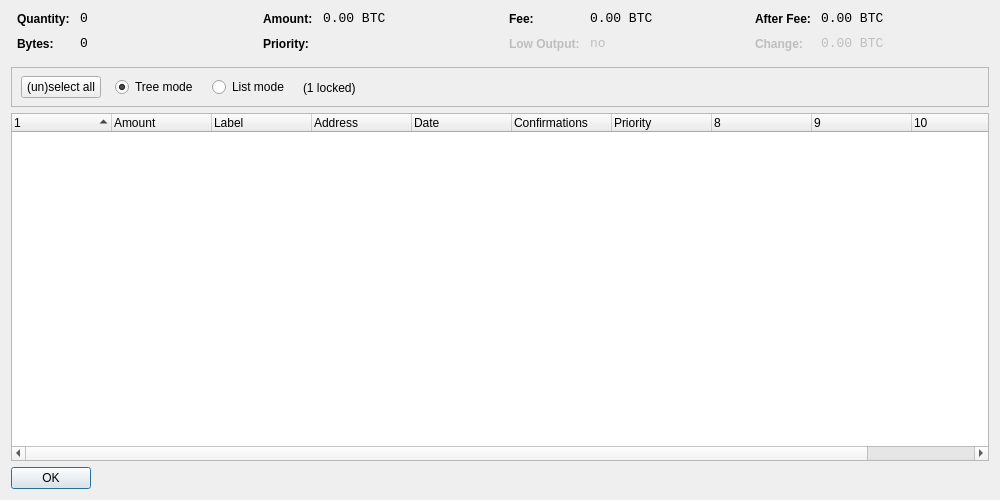
midnight-miner/AmsterdamCoin, file src/qt/forms/coincontroldialog.ui: the form before one commit.
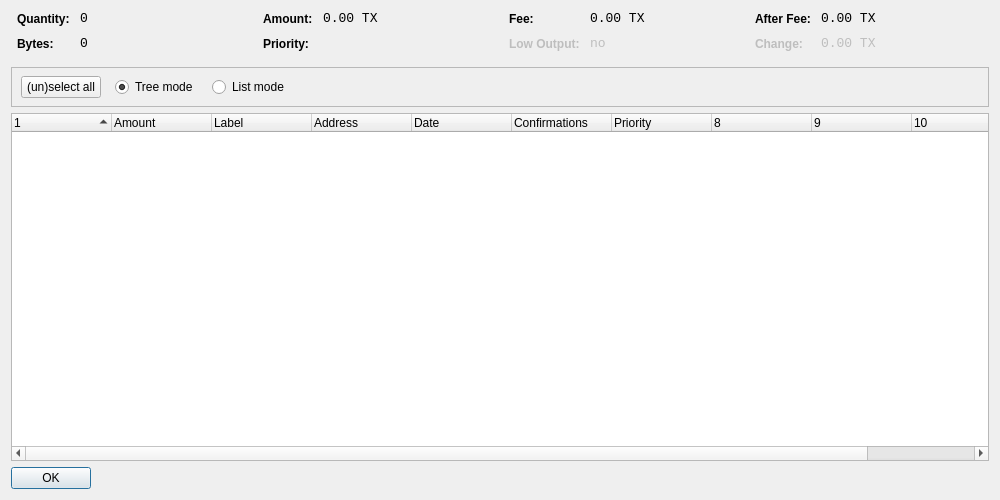
The form after the commit. Custom widgets are drawn as their Qt base class.

Patch:
```diff
--- a/src/qt/forms/coincontroldialog.ui
+++ b/src/qt/forms/coincontroldialog.ui
@@ -141,7 +141,7 @@
           <enum>Qt::ActionsContextMenu</enum>
          </property>
          <property name="text">
-          <string notr="true">0.00 BTC</string>
+          <string notr="true">0.00 TX</string>
          </property>
          <property name="textInteractionFlags">
           <set>Qt::LinksAccessibleByMouse|Qt::TextSelectableByKeyboard|Qt::TextSelectableByMouse</set>
@@ -221,7 +221,7 @@
           <enum>Qt::ActionsContextMenu</enum>
          </property>
          <property name="text">
-          <string notr="true">0.00 BTC</string>
+          <string notr="true">0.00 TX</string>
          </property>
          <property name="textInteractionFlags">
           <set>Qt::LinksAccessibleByMouse|Qt::TextSelectableByKeyboard|Qt::TextSelectableByMouse</set>
@@ -307,7 +307,7 @@
           <enum>Qt::ActionsContextMenu</enum>
          </property>
          <property name="text">
-          <string notr="true">0.00 BTC</string>
+          <string notr="true">0.00 TX</string>
          </property>
          <property name="textInteractionFlags">
           <set>Qt::LinksAccessibleByMouse|Qt::TextSelectableByKeyboard|Qt::TextSelectableByMouse</set>
@@ -345,7 +345,7 @@
           <enum>Qt::ActionsContextMenu</enum>
          </property>
          <property name="text">
-          <string notr="true">0.00 BTC</string>
+          <string notr="true">0.00 TX</string>
          </property>
          <property name="textInteractionFlags">
           <set>Qt::LinksAccessibleByMouse|Qt::TextSelectableByKeyboard|Qt::TextSelectableByMouse</set>
@@ -425,13 +425,6 @@
          </property>
         </widget>
        </item>
-       <item>
-        <widget class="QLabel" name="labelLocked">
-         <property name="text">
-          <string>(1 locked)</string>
-         </property>
-        </widget>
-       </item>
        <item>
         <spacer name="horizontalSpacer">
          <property name="orientation">
```
Left out of the diff: 4 changed lines with no effect on the pictures.
